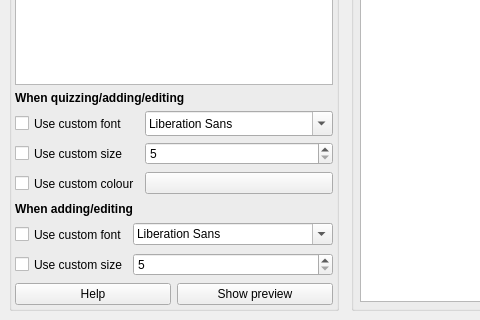
Before: the Qt Designer form designer/displayproperties.ui in ankitects/anki, drawn with Qt 5; both pictures show x 0 to 480 and y 380 to 700 of the 794 by 700 pixel window.
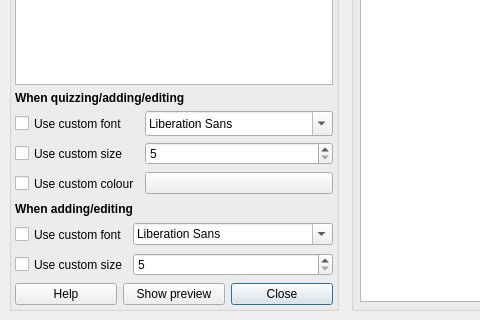
After: the same form once the commit is applied. Icons and pictures are not drawn.

Commit message: unify close buttons, rename deck menu to file

Diff of the .ui file:
```diff
--- a/designer/displayproperties.ui
+++ b/designer/displayproperties.ui
@@ -492,6 +492,13 @@
                  </property>
                 </widget>
                </item>
+               <item>
+                <widget class="QPushButton" name="closeButton" >
+                 <property name="text" >
+                  <string>Close</string>
+                 </property>
+                </widget>
+               </item>
               </layout>
              </item>
             </layout>
```
Left out of the diff: 56 changed lines with no effect on the pictures. The commit also changes 3 other files.
